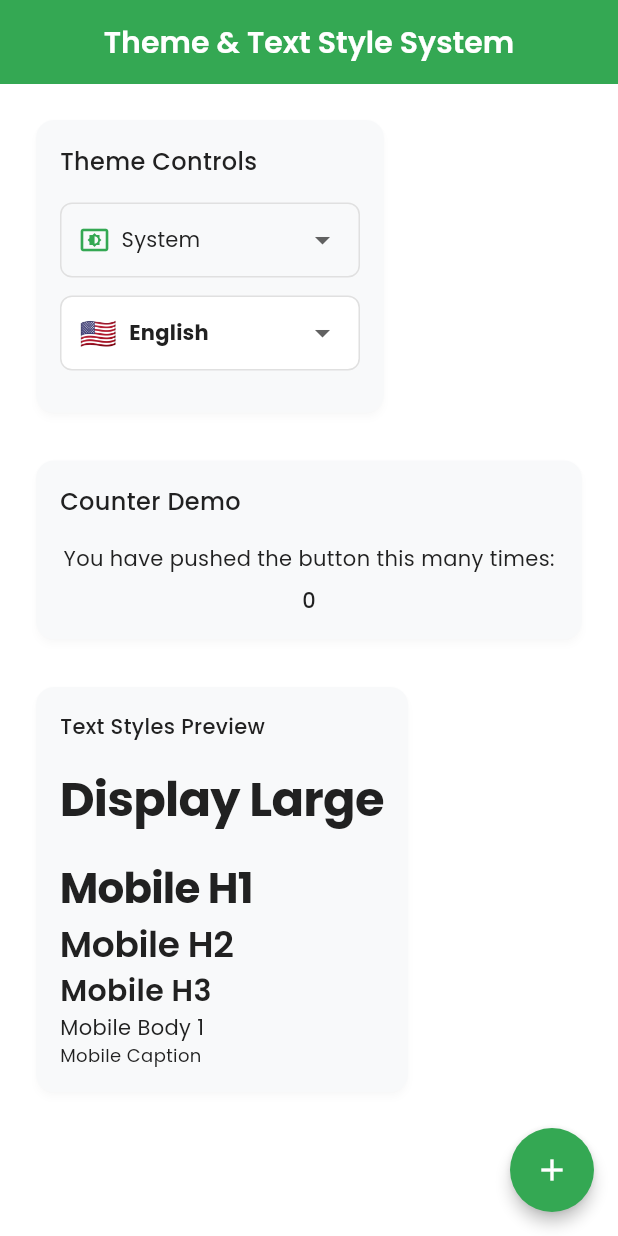
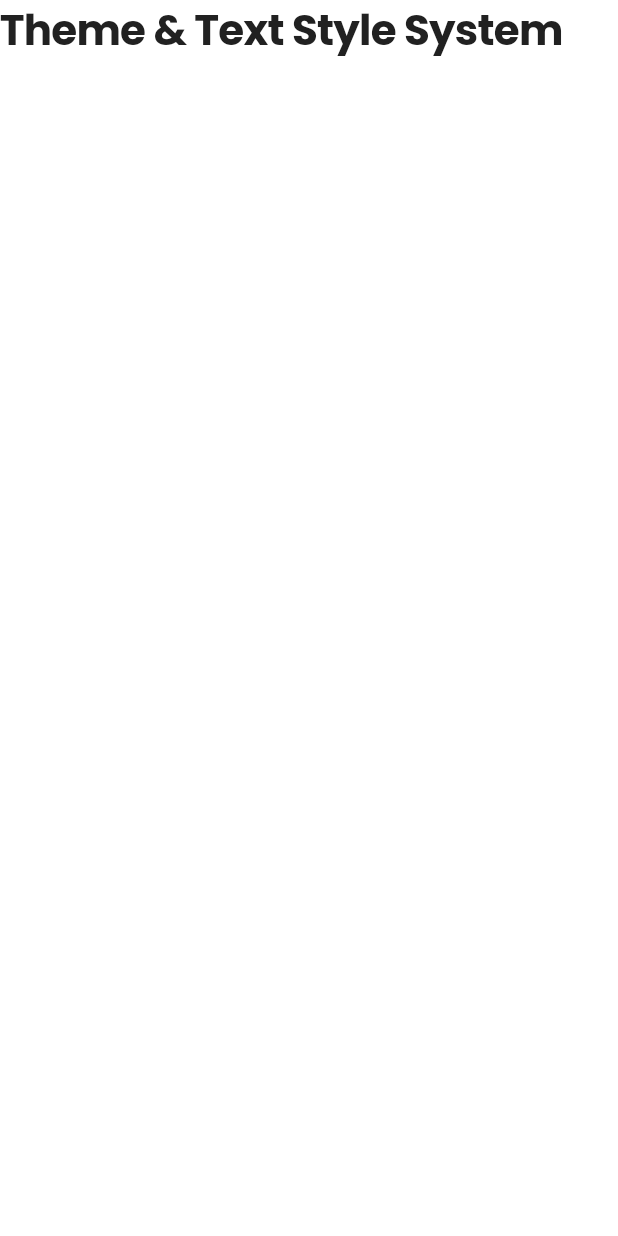
Before and after one commit to nguyencong293/TripfinityProject, a Flutter app: the screen it shows after launch, on a phone screen of 412 x 824 dp. Run offline on Flutter 3.47's test engine with Material 3 defaults, Android fonts, the light colour scheme and no system bars; our stand-ins replace shared_preferences.

Commit message:
update switch lang vs theme

```diff
--- a/app/lib/theme/app_text_styles.dart
+++ b/app/lib/config/theme/app_text_styles.dart
@@ -1,5 +1,4 @@
-
-import 'package:app/theme/app_colors.dart';
+import 'package:app/config/theme/app_colors.dart';
 import 'package:flutter/material.dart';
 
 class AppTextStyles {
--- a/app/lib/constants/app_constants.dart
+++ /dev/null
@@ -1,4 +0,0 @@
-export '../theme/app_colors.dart';
-export '../theme/app_text_styles.dart';
-export '../theme/app_theme.dart';
-export '../providers/theme_provider.dart';
--- a/app/lib/main.dart
+++ b/app/lib/main.dart
@@ -1,11 +1,11 @@
-import 'package:app/constants/app_constants.dart';
-import 'package:app/services/localization_service.dart';
-import 'package:app/widgets/language_switcher.dart';
-import 'package:app/widgets/theme_switcher.dart';
+import 'package:app/providers/theme_provider.dart';
+import 'package:app/views/screens/onboarding/onboarding_screen.dart';
 import 'package:flutter/material.dart';
+import 'package:flutter_localizations/flutter_localizations.dart';
 import 'package:provider/provider.dart';
+
+import 'config/theme/app_theme.dart';
 import 'controllers/language_controller.dart';
-import 'package:flutter_localizations/flutter_localizations.dart';
 
 void main() async {
   WidgetsFlutterBinding.ensureInitialized();
@@ -18,13 +18,13 @@ void main() async {
         ChangeNotifierProvider(create: (_) => ThemeProvider()),
         ChangeNotifierProvider(create: (_) => langController),
       ],
-      child: const MyApp(),
+      child: const MainApp(),
     ),
   );
 }
 
-class MyApp extends StatelessWidget {
-  const MyApp({super.key});
+class MainApp extends StatelessWidget {
+  const MainApp({super.key});
 
   @override
   Widget build(BuildContext context) {
@@ -44,125 +44,10 @@ class MyApp extends StatelessWidget {
           theme: AppTheme.lightTheme,
           darkTheme: AppTheme.darkTheme,
           themeMode: themeProvider.flutterThemeMode,
-          home: const MyHomePage(),
+          home: OnboardingScreen(),
+          debugShowCheckedModeBanner: false,
         );
       },
     );
   }
 }
-
-class MyHomePage extends StatefulWidget {
-  const MyHomePage({super.key});
-
-  @override
-  State<MyHomePage> createState() => _MyHomePageState();
-}
-
-class _MyHomePageState extends State<MyHomePage> {
-  int _counter = 0;
-
-  void _incrementCounter() {
-    setState(() {
-      _counter++;
-    });
-  }
-
-  @override
-  Widget build(BuildContext context) {
-    return Scaffold(
-      appBar: AppBar(title: Text('theme_text_style_system'.tr)),
-      body: SingleChildScrollView(
-        padding: const EdgeInsets.all(16),
-        child: Column(
-          crossAxisAlignment: CrossAxisAlignment.start,
-          children: [
-            // Theme Controls Section
-            Card(
-              child: Padding(
-                padding: const EdgeInsets.all(16),
-                child: Column(
-                  crossAxisAlignment: CrossAxisAlignment.start,
-                  children: [
-                    Text('theme_controls'.tr, style: context.subTitleOneStyle),
-                    const SizedBox(height: 16),
-
-                    // Theme Dropdown
-                    const ThemeModeDropdown(width: 200),
-                    const SizedBox(height: 12),
-                    const LanguageDropdownCard(width: 200),
-                    const SizedBox(height: 12),
-                  ],
-                ),
-              ),
-            ),
-
-            const SizedBox(height: 16),
-
-            // Counter Section
-            Card(
-              child: Padding(
-                padding: const EdgeInsets.all(16),
-                child: Column(
-                  crossAxisAlignment: CrossAxisAlignment.start,
-                  children: [
-                    Text('counter_demo'.tr, style: context.subTitleOneStyle),
-                    const SizedBox(height: 16),
-                    Center(
-                      child: Column(
-                        mainAxisAlignment: MainAxisAlignment.center,
-                        children: [
-                          Text(
-                            'you_have_pushed'.tr,
-                            style: context.bodyOneStyle,
-                          ),
-                          const SizedBox(height: 8),
-                          Text('$_counter', style: context.subTitleTwoStyle),
-                        ],
-                      ),
-                    ),
-                  ],
-                ),
-              ),
-            ),
-
-            const SizedBox(height: 16),
-
-            // Text Styles Preview
-            Card(
-              child: Padding(
-                padding: const EdgeInsets.all(16),
-                child: Column(
-                  crossAxisAlignment: CrossAxisAlignment.start,
-                  children: [
-                    Text(
-                      'Text Styles Preview',
-                      style: context.subTitleTwoStyle,
-                    ),
-                    const SizedBox(height: 16),
-
-                    Text('Display Large', style: context.displayHeroStyle),
-
-                    const SizedBox(height: 16),
-
-                    Text('Mobile H1', style: context.h1Style),
-                    Text('Mobile H2', style: context.h2Style),
-                    Text('Mobile H3', style: context.h3Style),
-                    Text('Mobile Body 1', style: context.bodyOneStyle),
-                    Text('Mobile Caption', style: context.bodyTwoStyle),
-                  ],
-                ),
-              ),
-            ),
-
-            const SizedBox(height: 16),
-          ],
-        ),
-      ),
-      floatingActionButton: FloatingActionButton(
-        onPressed: _incrementCounter,
-        tooltip: 'Increment',
-        child: const Icon(Icons.add),
-      ),
-    );
-  }
-}
--- /dev/null
+++ b/app/lib/views/screens/onboarding/onboarding_screen.dart
@@ -0,0 +1,21 @@
+import 'package:app/config/theme/app_text_styles.dart';
+import 'package:app/services/localization_service.dart';
+import 'package:flutter/material.dart';
+
+class OnboardingScreen extends StatefulWidget {
+  const OnboardingScreen({super.key});
+
+  @override
+  State<OnboardingScreen> createState() => _OnboardingScreenState();
+}
+
+class _OnboardingScreenState extends State<OnboardingScreen> {
+  @override
+  Widget build(BuildContext context) {
+    return Scaffold(
+      body: SafeArea(
+        child: Text('theme_text_style_system'.tr, style: context.h1Style),
+      ),
+    );
+  }
+}
--- a/app/lib/widgets/language_switcher.dart
+++ b/app/lib/views/widgets/language_switcher.dart
@@ -1,6 +1,7 @@
 import 'package:flutter/material.dart';
 import 'package:provider/provider.dart';
-import '../controllers/language_controller.dart';
+import '../../controllers/language_controller.dart';
+
 
 class LanguageDropdownCard extends StatelessWidget {
   final double? width;
```
Also changed, not shown: app/lib/views/widgets/theme_switcher.dart (renamed from app/lib/widgets/theme_switcher.dart, +4 -3 lines), app/lib/config/theme/app_colors.dart (renamed from app/lib/theme/app_colors.dart), app/lib/config/theme/app_theme.dart (renamed from app/lib/theme/app_theme.dart).
